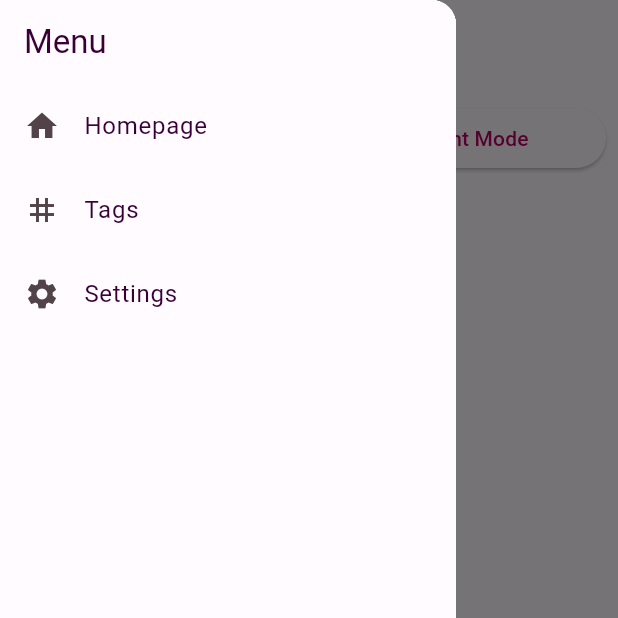
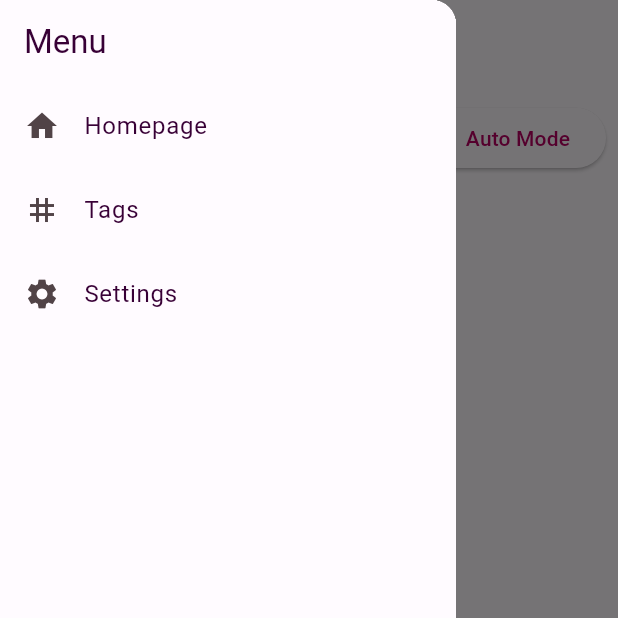
Before and after one commit to PLPOLAND/flutter_cookbook, a Flutter app: the SettingsScreen screen opened by its route, with the side drawer open, on a phone screen of 412 x 824 dp, the top half of it. Run offline on Flutter 3.47's test engine with Material 2 defaults, Android fonts, the phone set to English and light mode, and no system bars; drawn by our look-alikes of dynamic_color; our stand-ins replace equatable, shared_preferences, sqflite; accounts and stored records are empty.

Commit message:
added autoBrightness mode

```diff
--- a/lib/themes/themes.dart
+++ b/lib/themes/themes.dart
@@ -369,6 +369,7 @@ class ThemesMenager with ChangeNotifier {
       print(
           "themeMode: ${SchedulerBinding.instance.platformDispatcher.platformBrightness}");
       if (SchedulerBinding.instance.platformDispatcher.platformBrightness ==
+          // if (SchedulerBinding.instance.platformDispatcher.platformBrightness ==
           Brightness.dark) {
         if (colorShemes.containsKey("${_theme}_dark")) {
           return colorShemes["${_theme}_dark"];
@@ -392,14 +393,14 @@ class ThemesMenager with ChangeNotifier {
   static Widget getSettingsRow(BuildContext context) {
     final themeProviderListen = Provider.of<ThemesMenager>(context);
     final themeProvider = Provider.of<ThemesMenager>(context, listen: false);
+    bool isAutoBrightness = themeProviderListen.themeMode == ThemeMode.system;
 
     final dropdownState = GlobalKey<FormFieldState>();
     return Row(
-      mainAxisAlignment: MainAxisAlignment.spaceAround,
-      mainAxisSize: MainAxisSize.min,
+      mainAxisAlignment: MainAxisAlignment.spaceBetween,
+      mainAxisSize: MainAxisSize.max,
       children: [
         Expanded(
-          flex: 1,
           child: DropdownButtonFormField(
             key: dropdownState,
             decoration: const InputDecoration(
@@ -449,22 +450,42 @@ class ThemesMenager with ChangeNotifier {
             },
           ),
         ),
-        const SizedBox(width: 10),
-        Expanded(
-          flex: 1,
+        Padding(
+          padding: const EdgeInsets.only(left: 10),
           child: ElevatedButton.icon(
-              onPressed: () {
-                themeProvider.setThemeMode(
-                    themeProvider.themeMode == ThemeMode.dark
-                        ? ThemeMode.light
-                        : ThemeMode.dark);
-              },
-              icon: Icon(themeProvider.themeMode == ThemeMode.light
+            onPressed: () {
+              switch (themeProvider.themeMode) {
+                case ThemeMode.dark:
+                  themeProvider.setThemeMode(ThemeMode.light);
+                  break;
+                case ThemeMode.light:
+                  themeProvider.setThemeMode(ThemeMode.system);
+                  break;
+                case ThemeMode.system:
+                  themeProvider.setThemeMode(ThemeMode.dark);
+                  break;
+                default:
+              }
+              // themeProvider
+              //     .setThemeMode(themeProvider.themeMode == ThemeMode.dark
+              //         ? themeProvider.themeMode == ThemeMode.light
+              //             ? ThemeMode.system
+              //             : ThemeMode.light
+              //         : ThemeMode.dark);
+            },
+            icon: Icon(
+              themeProvider.themeMode == ThemeMode.light
                   ? Icons.brightness_3
-                  : Icons.sunny),
-              label: themeProvider.themeMode == ThemeMode.light
-                  ? const Text("Dark Mode")
-                  : const Text("Light Mode")),
+                  : themeProvider.themeMode == ThemeMode.system
+                      ? Icons.brightness_auto
+                      : Icons.sunny,
+            ),
+            label: themeProvider.themeMode == ThemeMode.light
+                ? const Text("Dark Mode")
+                : themeProvider.themeMode == ThemeMode.system
+                    ? const Text("Auto Mode")
+                    : const Text("Light Mode"),
+          ),
         ),
       ],
     );
```
